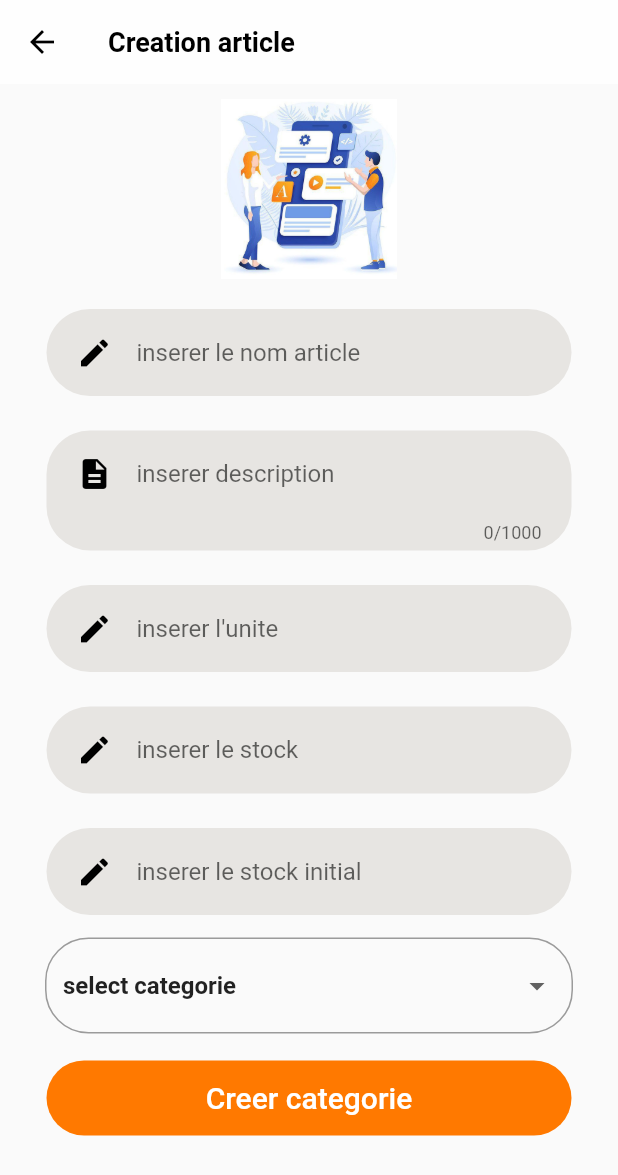
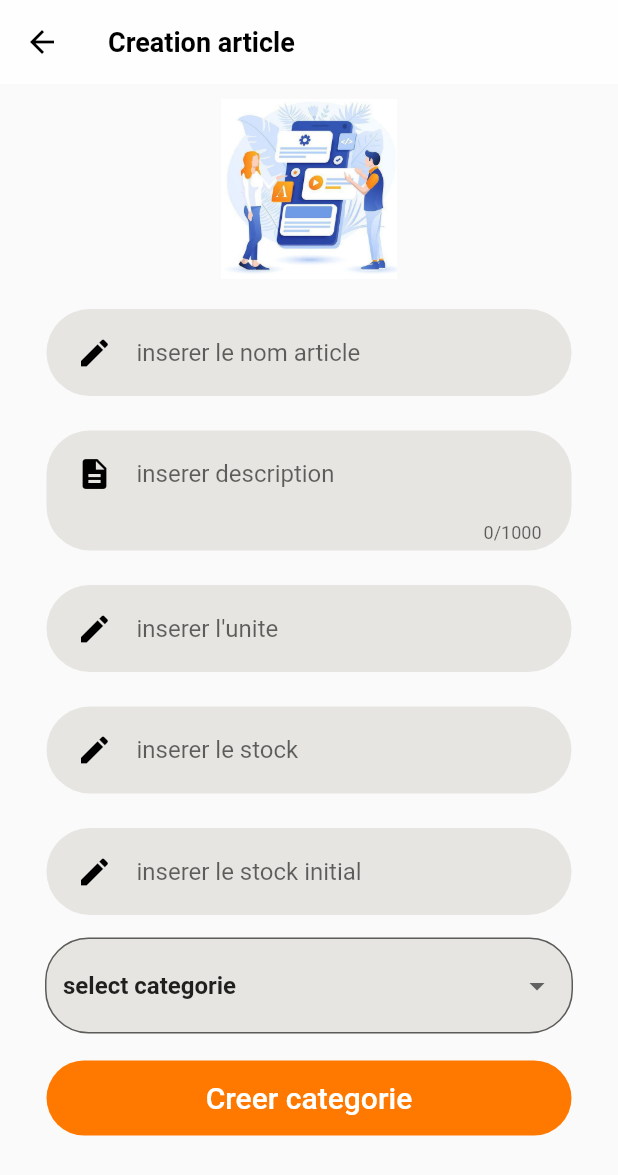
Before and after one commit to Jonlandu/mobile-stock-en-ligne, a Flutter app: the screen it shows after launch, on a phone screen of 412 x 824 dp. Shown: the top 1175 px of the screen. Run offline on Flutter 3.47's test engine with Material 2 defaults, Android fonts, the phone set to English and light mode, and no system bars; our stand-ins replace get_storage, hexcolor; accounts and stored records are empty; network calls fail.

Commit message:
essaie final des pages categorie et articles

```diff
--- a/lib/apps/MonApplication.dart
+++ b/lib/apps/MonApplication.dart
@@ -1,5 +1,6 @@
 import 'package:flutter/material.dart';
 import 'package:get_storage/get_storage.dart';
+import 'package:squelette_mobile_parcours/controllers/ArticleController.dart';
 import 'package:squelette_mobile_parcours/controllers/CategorieController.dart';
 import 'package:squelette_mobile_parcours/utils/StockageKeys.dart';
 import '../Controllers/UserController.dart';
@@ -15,7 +16,9 @@ class MonApplication extends StatelessWidget {
     var usertoken=box.read<Map>(StockageKeys.userToken);
     return MultiProvider(
       providers:[
-        ChangeNotifierProvider(create: (_)=> CategorieCtrl(stockage: box))
+        ChangeNotifierProvider(create: (_)=> UserController(stockage: box)),
+        ChangeNotifierProvider(create: (_)=> ArticleCtrl(stockage: box)),
+        ChangeNotifierProvider(create: (_)=> CategorieCtrl(stockage: box)),
       ],
       child: MaterialApp(
         debugShowCheckedModeBanner: false,
--- a/lib/pages/CreateArticlePage.dart
+++ b/lib/pages/CreateArticlePage.dart
@@ -5,19 +5,14 @@ import '../controllers/ArticleController.dart';
 import 'package:squelette_mobile_parcours/controllers/CategorieController.dart';
 import '../utils/GlobalColors.dart';
 import '../../widget/ChargementWidget.dart';
-
 class ArticlePage extends StatefulWidget {
   const ArticlePage({Key? key}) : super(key: key);
-
   @override
   State<ArticlePage> createState() => _ArticlePageState();
 }
-
 class _ArticlePageState extends State<ArticlePage> {
-
   void initState() {
     super.initState();
-    //chargement des donnees
     WidgetsBinding.instance.addPostFrameCallback((timeStamp) {
       var categorieCtrl = context.read<CategorieCtrl>();
       categorieCtrl.recuperer_data_categorie();
@@ -43,24 +38,21 @@ class _ArticlePageState extends State<ArticlePage> {
       body: _body(),
     );
   }
-
   Widget _selectionnerCategorie() {
     var catCtrl = context.watch<CategorieCtrl>();
-
-    print('taille des donnees disponibles :  ${catCtrl.categoriesList.length}');
-
     var renduList = catCtrl.categoriesList.map((categorie) {
       return DropdownMenuItem(
         child: Text("${categorie.designation}", style: TextStyle(fontWeight: FontWeight.bold)),
         value:  "${categorie.id}",
       );
     }).toList();
-
     return Center(
-      child: Padding(
+      child: Container(
         padding: EdgeInsets.symmetric(horizontal: 30, vertical: 2),
         child: DropdownButtonFormField(
           decoration: InputDecoration(
+            filled: true,
+            fillColor: GlobalColors.greyChamp,
             focusedBorder: _outlineborder(Colors.grey),
             focusColor: GlobalColors.greyChamp,
             border: _outlineborder(Colors.grey),
@@ -78,8 +70,7 @@ class _ArticlePageState extends State<ArticlePage> {
               value: "-1",
             ),
             ...renduList
-         ]
-          ,
+         ],
         ),
       ),
     );
@@ -90,7 +81,6 @@ class _ArticlePageState extends State<ArticlePage> {
         borderRadius: BorderRadius.circular(29),
         borderSide: BorderSide(width: 2, color: _color));
   }
-
   AppBar _appBar() {
     return AppBar(
       leading: IconButton(
@@ -114,7 +104,6 @@ class _ArticlePageState extends State<ArticlePage> {
       ],
     );
   }
-
   Widget _body() {
     return Stack(
       children: [
@@ -180,7 +169,6 @@ class _ArticlePageState extends State<ArticlePage> {
       ],
     );
   }
-
   Widget _champNomarticle() {
     return Container(
       margin: EdgeInsets.symmetric(vertical: 10),
@@ -203,7 +191,6 @@ class _ArticlePageState extends State<ArticlePage> {
       ),
     );
   }
-
   Widget _champDescription() {
     return Container(
       margin: EdgeInsets.symmetric(vertical: 10),
@@ -338,8 +325,6 @@ class _ArticlePageState extends State<ArticlePage> {
       "categorie_id": id
     };
 
-    print("la valeur est : ${_value}");
-
     var response = await controller.article_data_create(dataForArticle);
     await Future.delayed(Duration(seconds: 2));
     setState(() {});
--- a/lib/pages/CreerCategoriePage.dart
+++ b/lib/pages/CreerCategoriePage.dart
@@ -176,7 +176,7 @@ class _CategoriePageState extends State<CategoriePage> {
      print(response.status);
     if (response.status) {
       await Future.delayed(Duration(seconds: 2));
-     // Navigator.pushReplacementNamed(context, Routes.CategorieRoute);
+     Navigator.pushReplacementNamed(context, Routes.CategorieRoute);
     } else {
       var msg =
       response.isException == true ? response.errorMsg : (response.data?['message'] ?? "");
--- a/lib/utils/Endpoints.dart
+++ b/lib/utils/Endpoints.dart
@@ -6,5 +6,5 @@ class Endpoints {
   static const String registerEndpoint = "/api/auth/register";
 
   static const String createArticlesEndpoints = "/api/articles/create";
-  static const String showArticlesEndpoints = "/api/articles/sho";
+  static const String showArticlesEndpoints = "/api/articles/show";
 }
```
Also changed, not shown: lib/utils/Constantes.example.dart (+7 -8 lines).
